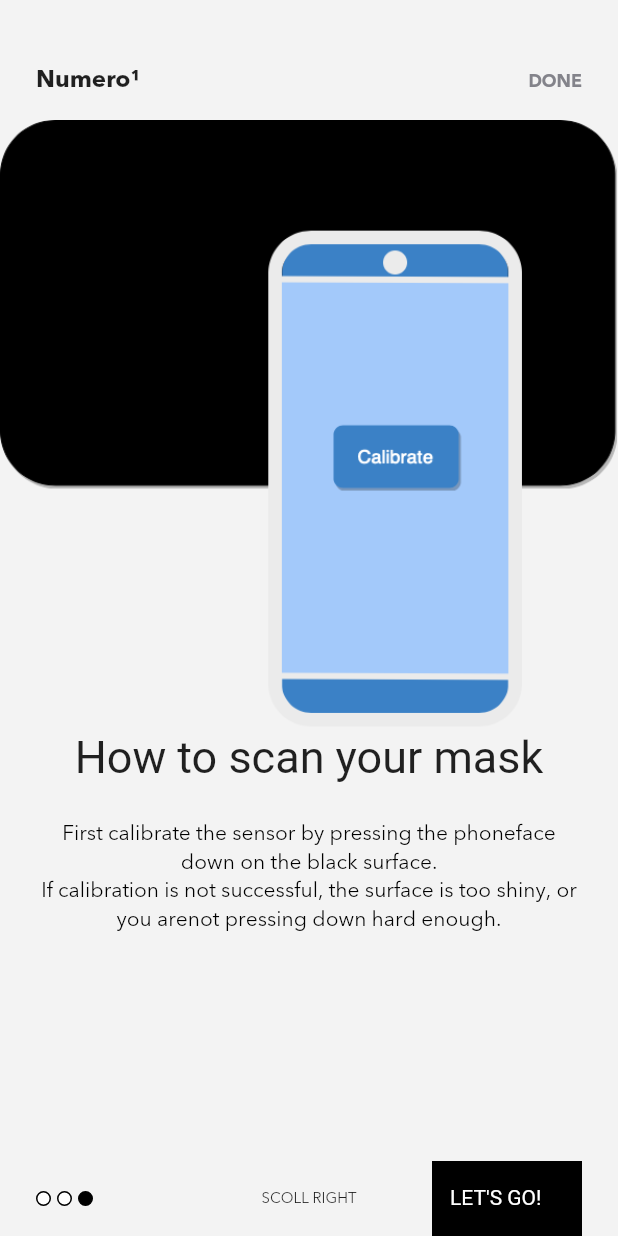
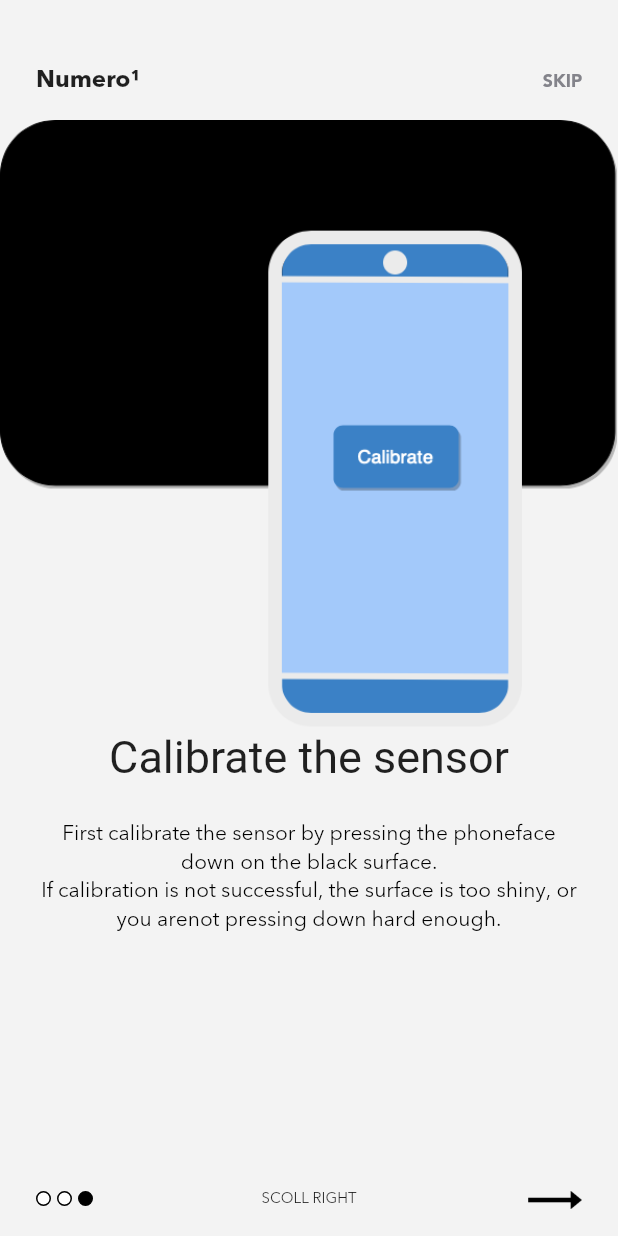
Before and after one commit to danionita/testyourmask, a Flutter app: the screen it shows after launch, swiped to page 3, on a phone screen of 412 x 824 dp. Run offline on Flutter 3.47's test engine with Material 2 defaults, Android fonts, the phone set to English and light mode, and no system bars; drawn by our look-alikes of carousel_slider; our stand-ins replace sleek_circular_slider; Roboto replaces fonts that are missing (Caslon).

Commit message:
fixed last page of intro

```diff
--- a/lib/intro.dart
+++ b/lib/intro.dart
@@ -10,7 +10,7 @@ List<String> imagePath = [
   "assets/images/slide2.png",
   "assets/images/slide3.png",
 ];
-List<String> title = ["Welcome", "What you need", "How to scan your mask"];
+List<String> title = ["Welcome", "What you need", "Calibrate the sensor", "Scan your mask"];
 String welcomeString = "This app uses the optical sensor on the back of"
 "your phone to estimate the quality of your face mask.";
 String page1String = "1. A dark or shaded area. \n"
@@ -24,7 +24,7 @@ String page2String = "First calibrate the sensor by pressing the phone"
 String page3String = "Once calibration is successful, place the mask in-between the phone and"
 "the black surface.\n"
 "Press the scan button and wait for the results";
-List<String> description = [welcomeString,page1String,page2String];
+List<String> description = [welcomeString,page1String,page2String,page3String];
 
 class Intro extends StatelessWidget {
   @override
@@ -102,7 +102,7 @@ class _AppItroState extends State<AppItro> {
                   right: 24,
                   top: 14,
                   child: new Text(
-                    widget.index == 2 ? "DONE" : "SKIP",
+                    widget.index == 3 ? "DONE" : "SKIP",
                     style: TextStyle(
                         fontSize: 16,
                         color: textColor,
@@ -161,8 +161,8 @@ class _AppItroState extends State<AppItro> {
               ),
               Positioned(
                   right: 0,
-                  top: widget.index != 2 ? 20 : 0,
-                  child: widget.index != 2
+                  top: widget.index != 3 ? 20 : 0,
+                  child: widget.index != 3
                       ? Image.asset(
                     'assets/images/arrow.png',
                     width: 36,
```
